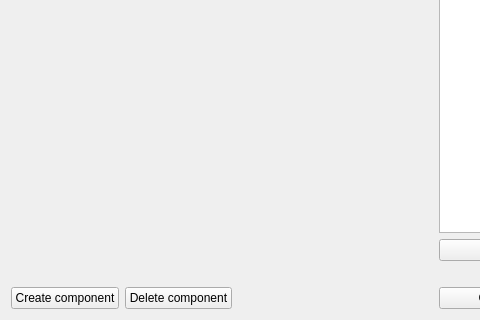
AbyssAbbeba/MDS-picoblaze-AVR-ide, file IDE/GUI/widgets/VHDLGen/vhdlmain.ui: the form before one commit; both pictures show x 0 to 480 and y 188 to 508 of the 579 by 508 pixel window.
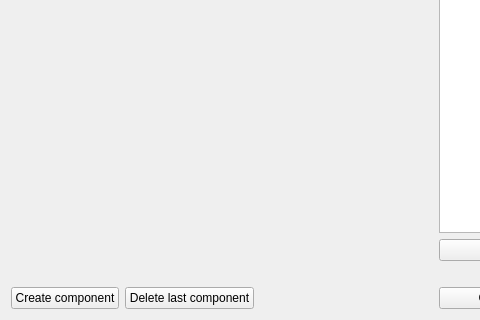
The form after the commit.

What changed in the file:
```diff
--- a/IDE/GUI/widgets/VHDLGen/vhdlmain.ui
+++ b/IDE/GUI/widgets/VHDLGen/vhdlmain.ui
@@ -158,7 +158,7 @@
       </sizepolicy>
      </property>
      <property name="text">
-      <string>Delete component</string>
+      <string>Delete last component</string>
      </property>
     </widget>
    </item>
```
